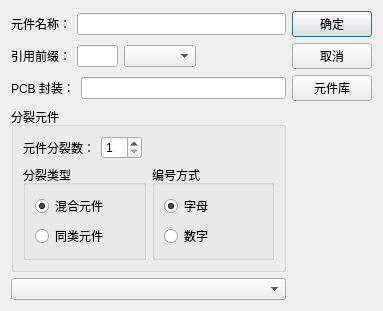
Above: parteditor/dialog/newpartdialog.ui from itviewer/eda before the change. Below: the same form after it.
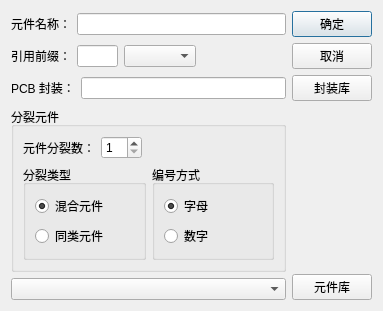
That is the form after the change.

Patch:
```diff
--- a/parteditor/dialog/newpartdialog.ui
+++ b/parteditor/dialog/newpartdialog.ui
@@ -110,11 +110,11 @@
    <item row="2" column="1">
     <widget class="QPushButton" name="pushButton">
      <property name="text">
-      <string>元件库</string>
+      <string>封装库</string>
      </property>
     </widget>
    </item>
-   <item row="3" column="0">
+   <item row="3" column="0" rowspan="2">
     <layout class="QVBoxLayout" name="verticalLayout">
      <item>
       <widget class="QGroupBox" name="groupBox">
@@ -236,6 +236,13 @@
      </property>
     </spacer>
    </item>
+   <item row="4" column="1">
+    <widget class="QPushButton" name="pushButton_2">
+     <property name="text">
+      <string>元件库</string>
+     </property>
+    </widget>
+   </item>
   </layout>
  </widget>
  <resources/>
```
